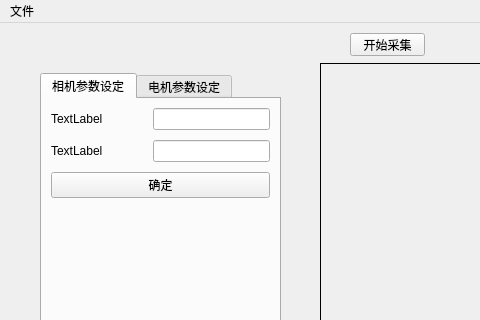
Before: the Qt Designer form src/ConstMicroDistanceSystem.ui in Maplefsnow/ConstMicroDistanceSystem, drawn with Qt 5; both pictures show x 0 to 480 and y 0 to 320 of the 1367 by 856 pixel window.
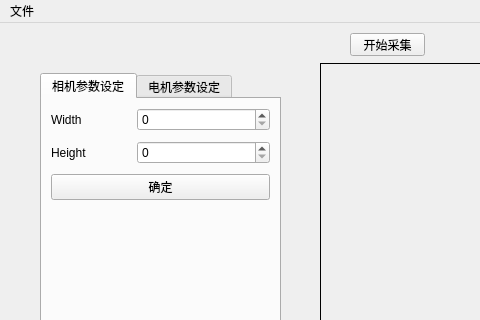
After: the same form once the commit is applied. The open tabs and pages were chosen to show the change.

Commit message: [update] update ui, clear debug message

Diff of the .ui file:
```diff
--- a/src/ConstMicroDistanceSystem.ui
+++ b/src/ConstMicroDistanceSystem.ui
@@ -74,23 +74,17 @@
       <item row="0" column="0">
        <widget class="QLabel" name="label_2">
         <property name="text">
-         <string>TextLabel</string>
+         <string>Width</string>
         </property>
        </widget>
       </item>
-      <item row="0" column="1">
-       <widget class="QLineEdit" name="lineEdit"/>
-      </item>
       <item row="1" column="0">
        <widget class="QLabel" name="label_3">
         <property name="text">
-         <string>TextLabel</string>
+         <string>Height</string>
         </property>
        </widget>
       </item>
-      <item row="1" column="1">
-       <widget class="QLineEdit" name="lineEdit_2"/>
-      </item>
       <item row="2" column="0" colspan="2">
        <widget class="QPushButton" name="pushButton">
         <property name="text">
@@ -98,6 +92,12 @@
         </property>
        </widget>
       </item>
+      <item row="0" column="1">
+       <widget class="QSpinBox" name="spinBox_7"/>
+      </item>
+      <item row="1" column="1">
+       <widget class="QSpinBox" name="spinBox_8"/>
+      </item>
      </layout>
     </widget>
     <widget class="QWidget" name="tabMotorParam">
```
Left out of the diff: 2 changed lines with no effect on the pictures. The commit also changes 3 other files.
